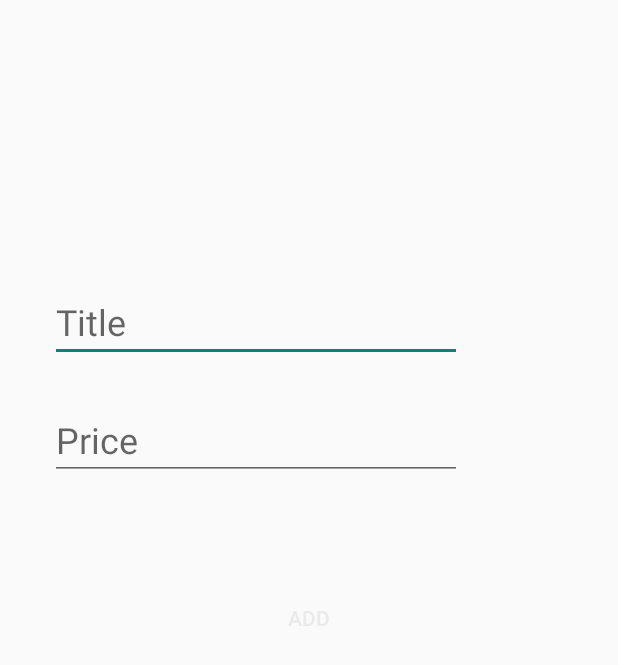
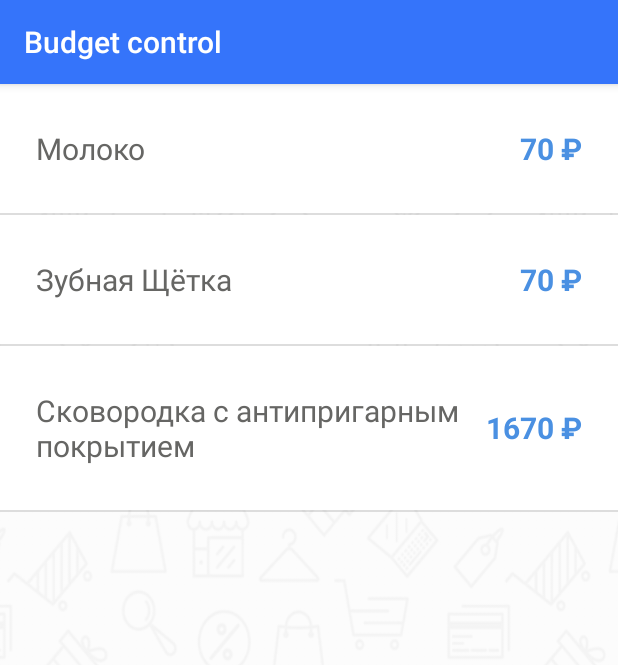
Before and after one commit to bendyug/LoftMoney, an Android app: the screen it shows after launch (AddItemActivity before the commit, BudgetActivity after it), after a tap on "Привет, Мир!", on a phone screen of 412 x 824 dp. Shown: the top 665 px of the screen. Run offline under Robolectric (Android 15) with nearby library versions, the phone set to English and light mode, and no system bars.

Commit message:
Added "activity_budget" with RecyclerView

```diff
--- a/app/build.gradle
+++ b/app/build.gradle
@@ -22,4 +22,5 @@ android {
 dependencies {
     implementation fileTree(dir: 'libs', include: ['*.jar'])
     implementation 'androidx.appcompat:appcompat:1.0.2'
+    implementation 'com.android.support:recyclerview-v7:28.0.0'
 }
--- a/app/src/main/AndroidManifest.xml
+++ b/app/src/main/AndroidManifest.xml
@@ -21,6 +21,8 @@
         <activity android:name=".AddItemActivity"
             android:theme="@style/Theme.AppCompat.Light.NoActionBar"
             />
+        <activity android:name=".BudgetActivity"
+            android:label="@string/budget_activity_title"/>
     </application>
 
 </manifest>
--- /dev/null
+++ b/app/src/main/java/com/dbendyug/loftmoney/BudgetActivity.java
@@ -0,0 +1,32 @@
+package com.dbendyug.loftmoney;
+
+import android.os.Bundle;
+
+import androidx.annotation.Nullable;
+import androidx.appcompat.app.AppCompatActivity;
+import androidx.recyclerview.widget.DividerItemDecoration;
+import androidx.recyclerview.widget.LinearLayoutManager;
+import androidx.recyclerview.widget.RecyclerView;
+
+public class BudgetActivity extends AppCompatActivity {
+    @Override
+    protected void onCreate(@Nullable Bundle savedInstanceState) {
+        super.onCreate(savedInstanceState);
+        setContentView(R.layout.activity_budget);
+
+        RecyclerView recyclerView = findViewById(R.id.recycler_view);
+
+        final ItemsAdapter itemsAdapter = new ItemsAdapter();
+
+        recyclerView.setAdapter(itemsAdapter);
+        recyclerView.setLayoutManager(new LinearLayoutManager(this));
+
+        DividerItemDecoration dividerItemDecoration = new DividerItemDecoration(recyclerView.getContext(),
+                new LinearLayoutManager(this).getOrientation());
+        recyclerView.addItemDecoration(dividerItemDecoration);
+
+        itemsAdapter.addItem(new Item("Молоко", 70));
+        itemsAdapter.addItem(new Item("Зубная Щётка", 70));
+        itemsAdapter.addItem(new Item("Сковородка с антипригарным покрытием", 1670));
+    }
+}
--- /dev/null
+++ b/app/src/main/java/com/dbendyug/loftmoney/Item.java
@@ -0,0 +1,28 @@
+package com.dbendyug.loftmoney;
+
+public class Item {
+
+    private String name;
+    private int price;
+
+    public Item(String name, int price) {
+        this.name = name;
+        this.price = price;
+    }
+
+    public String getName() {
+        return name;
+    }
+
+    public void setName(String name) {
+        this.name = name;
+    }
+
+    public int getPrice() {
+        return price;
+    }
+
+    public void setPrice(int price) {
+        this.price = price;
+    }
+}
--- /dev/null
+++ b/app/src/main/java/com/dbendyug/loftmoney/ItemsAdapter.java
@@ -0,0 +1,60 @@
+package com.dbendyug.loftmoney;
+
+import android.view.View;
+import android.view.ViewGroup;
+import android.widget.TextView;
+
+import androidx.annotation.NonNull;
+import androidx.recyclerview.widget.RecyclerView;
+
+import java.util.ArrayList;
+import java.util.List;
+
+public class ItemsAdapter extends RecyclerView.Adapter<ItemsAdapter.ItemViewHolder> {
+
+    private List<Item> itemList = new ArrayList<>();
+
+    @NonNull
+    @Override
+    public ItemsAdapter.ItemViewHolder onCreateViewHolder(@NonNull ViewGroup parent, int viewType) {
+        View itemView = View.inflate(parent.getContext(), R.layout.item_view, null);
+        return new ItemViewHolder(itemView);
+    }
+
+    @Override
+    public void onBindViewHolder(@NonNull ItemsAdapter.ItemViewHolder holder, int position) {
+        final Item item = itemList.get(position);
+        holder.bindItem(item);
+    }
+
+    @Override
+    public int getItemCount() {
+        return itemList.size();
+    }
+
+    public void addItem (final Item item){
+        itemList.add(item);
+        notifyItemInserted(itemList.size());
+    }
+
+    static class ItemViewHolder extends RecyclerView.ViewHolder {
+
+        private TextView nameView;
+        private TextView priceView;
+
+        public ItemViewHolder(@NonNull View itemView) {
+            super(itemView);
+
+            nameView = itemView.findViewById(R.id.item_name);
+            priceView = itemView.findViewById(R.id.item_price);
+        }
+
+        public void bindItem(final Item item){
+            nameView.setText(item.getName());
+            priceView.setText(
+                    priceView.getContext().getResources().
+                            getString(R.string.price_template,
+                                    String.valueOf(item.getPrice())));
+        }
+    }
+}
--- a/app/src/main/java/com/dbendyug/loftmoney/MainActivity.java
+++ b/app/src/main/java/com/dbendyug/loftmoney/MainActivity.java
@@ -18,7 +18,7 @@ public class MainActivity extends AppCompatActivity {
         helloWorldView.setOnClickListener(new View.OnClickListener() {
             @Override
             public void onClick(View view) {
-                startActivity(new Intent(MainActivity.this, AddItemActivity.class));
+                startActivity(new Intent(MainActivity.this, BudgetActivity.class));
             }
         });
     }
--- /dev/null
+++ b/app/src/main/res/layout/activity_budget.xml
@@ -0,0 +1,15 @@
+<?xml version="1.0" encoding="utf-8"?>
+<LinearLayout xmlns:android="http://schemas.android.com/apk/res/android"
+    android:orientation="vertical"
+    android:layout_width="match_parent"
+    android:layout_height="match_parent"
+    android:background="@drawable/budget_background">
+
+    <androidx.recyclerview.widget.RecyclerView
+        android:id="@+id/recycler_view"
+        android:layout_width="match_parent"
+        android:layout_height="wrap_content">
+
+    </androidx.recyclerview.widget.RecyclerView>
+
+</LinearLayout>
--- /dev/null
+++ b/app/src/main/res/layout/item_view.xml
@@ -0,0 +1,39 @@
+<?xml version="1.0" encoding="utf-8"?>
+<RelativeLayout xmlns:android="http://schemas.android.com/apk/res/android"
+    xmlns:tools="http://schemas.android.com/tools"
+    android:layout_width="match_parent"
+    android:layout_height="wrap_content"
+    android:paddingStart="24dp"
+    android:paddingEnd="24dp"
+    android:paddingTop="29dp"
+    android:paddingBottom="29dp"
+    android:background="@android:color/white"
+    >
+
+    <TextView
+        android:id="@+id/item_name"
+        android:layout_width="wrap_content"
+        android:layout_height="wrap_content"
+        android:layout_alignParentStart="true"
+        android:layout_toStartOf="@id/item_price"
+        android:layout_marginEnd="10dp"
+        android:layout_centerVertical="true"
+        android:textColor="@color/item_name_color"
+        android:textSize="20sp"
+        tools:text="Молоко"
+        />
+
+    <TextView
+        android:id="@+id/item_price"
+        android:layout_width="wrap_content"
+        android:layout_height="wrap_content"
+        android:textColor="@color/item_price_color"
+        android:layout_alignParentEnd="true"
+        android:textSize="20sp"
+        android:layout_centerVertical="true"
+        android:textStyle="bold"
+        android:layout_gravity="end"
+        tools:text="70 ₽"
+        />
+
+</RelativeLayout>
--- a/app/src/main/res/values/colors.xml
+++ b/app/src/main/res/values/colors.xml
@@ -1,9 +1,11 @@
 <?xml version="1.0" encoding="utf-8"?>
 <resources>
-    <color name="colorPrimary">#008577</color>
+    <color name="colorPrimary">#3574fa</color>
     <color name="colorPrimaryDark">#00574B</color>
     <color name="colorAccent">#D81B60</color>
     <color name="title_text_color">#3574fa</color>
     <color name="add_button_text_color">#7ed321</color>
     <color name="add_button_color_inactive">#eaeaea</color>
+    <color name="item_name_color">#666664</color>
+    <color name="item_price_color">#4a90e2</color>
 </resources>
--- a/app/src/main/res/values/strings.xml
+++ b/app/src/main/res/values/strings.xml
@@ -3,4 +3,7 @@
     <string name="title_hint">Title</string>
     <string name="price_hint">Price</string>
     <string name="button_text">Add</string>
+    <string name="budget_activity_title">Budget control</string>
+
+    <string name="price_template" translatable="false">%1$s ₽</string>
 </resources>
```
Also changed, not shown: app/src/main/res/drawable-hdpi/budget_background.png (added), app/src/main/res/drawable-mdpi/budget_background.png (added), app/src/main/res/drawable-xhdpi/budget_background.png (added), app/src/main/res/drawable-xxhdpi/budget_background.png (added), app/src/main/res/drawable-xxxhdpi/budget_background.png (added), 1 other file.
